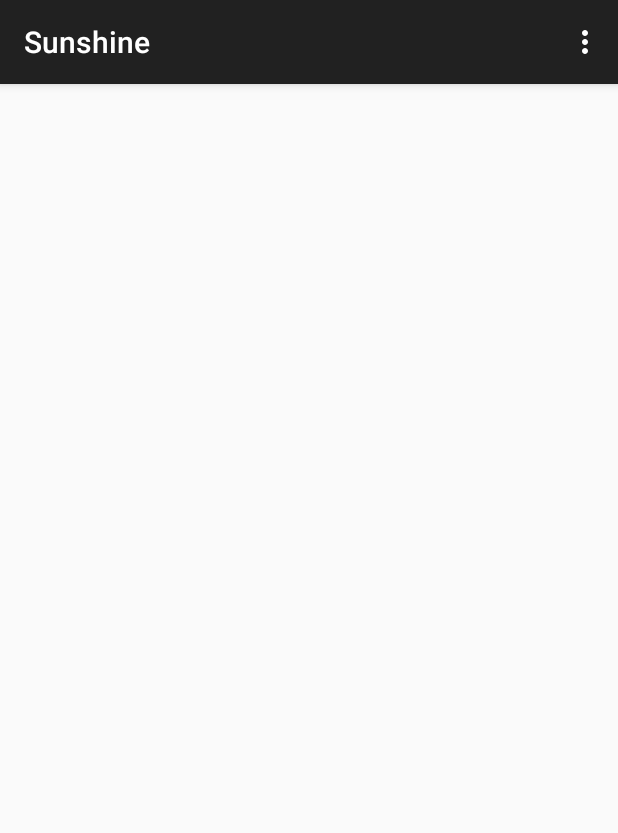
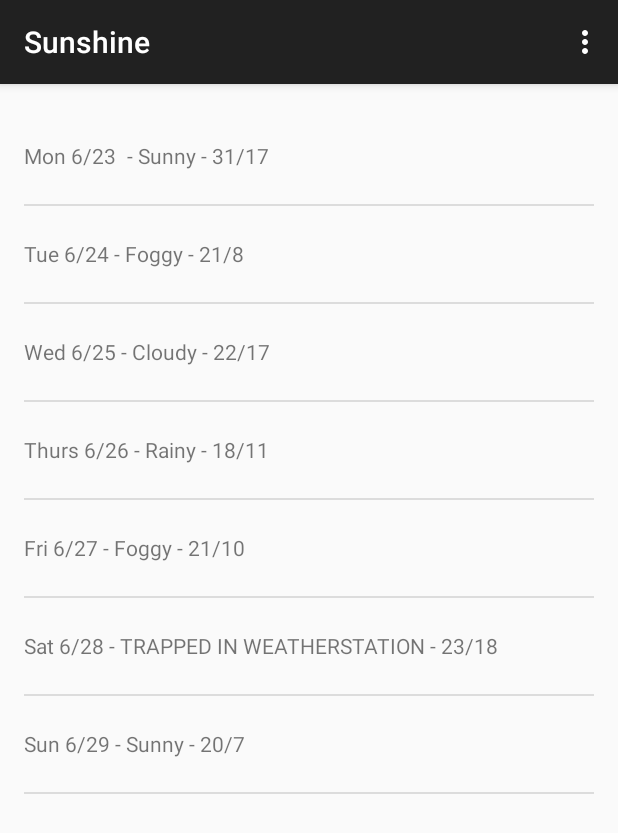
Before and after one commit to JawadN00r/Sunshine_android_app, an Android app: the screen it shows after launch (MainActivity), on a phone screen of 412 x 824 dp. Shown: the top 833 px of the screen. Run offline under Robolectric (Android 15) with nearby library versions, the phone set to English and light mode, and no system bars.

Commit message:
list item showed

```diff
--- a/app/src/main/java/com/example/jawad/sunshine/app/MainActivityFragment.java
+++ b/app/src/main/java/com/example/jawad/sunshine/app/MainActivityFragment.java
@@ -5,6 +5,14 @@ import android.os.Bundle;
 import android.view.LayoutInflater;
 import android.view.View;
 import android.view.ViewGroup;
+import android.widget.ArrayAdapter;
+import android.widget.ListAdapter;
+import android.widget.ListView;
+import android.widget.TextView;
+
+import java.util.ArrayList;
+import java.util.Arrays;
+import java.util.List;
 
 
 /**
@@ -18,6 +26,30 @@ public class MainActivityFragment extends Fragment {
     @Override
     public View onCreateView(LayoutInflater inflater, ViewGroup container,
                              Bundle savedInstanceState) {
-        return inflater.inflate(R.layout.fragment_main, container, false);
+        View rootView = inflater.inflate(R.layout.fragment_main, container, false);
+        String[] forcastArray = {
+                "Mon 6/23 - Sunny - 31/17",
+                "Tue 6/24 - Foggy - 21/8",
+                "Wed 6/25 - Cloudy - 22/17",
+                "Thurs 6/26 - Rainy - 18/11",
+                "Fri 6/27 - Foggy - 21/10",
+                "Sat 6/28 - TRAPPED IN WEATHERSTATION - 23/18",
+                "Sun 6/29 - Sunny - 20/7"
+        };
+        List<String> weekForecast = new ArrayList<String>(
+                Arrays.asList(forcastArray)
+        );
+
+        ArrayAdapter<String> mForcastAdapter =
+                new ArrayAdapter<String>(
+                        getActivity(),
+                        R.layout.list_item_forcast,
+                        R.id.list_item_forcast_textview,
+                        weekForecast
+                );
+        ListView listView = (ListView)rootView.findViewById(R.id.listview_forcast);
+        listView.setAdapter(mForcastAdapter);
+
+        return rootView;
     }
 }
--- a/app/src/main/res/layout/activity_main.xml
+++ b/app/src/main/res/layout/activity_main.xml
@@ -1,5 +1,7 @@
 <fragment xmlns:android="http://schemas.android.com/apk/res/android"
-    xmlns:tools="http://schemas.android.com/tools" android:id="@+id/fragment"
+    xmlns:tools="http://schemas.android.com/tools"
+    android:id="@+id/fragment"
     android:name="com.example.jawad.sunshine.app.MainActivityFragment"
-    tools:layout="@layout/fragment_main" android:layout_width="match_parent"
+    tools:layout="@layout/fragment_main"
+    android:layout_width="match_parent"
     android:layout_height="match_parent" />
--- a/app/src/main/res/layout/fragment_main.xml
+++ b/app/src/main/res/layout/fragment_main.xml
@@ -1,8 +1,16 @@
-<RelativeLayout xmlns:android="http://schemas.android.com/apk/res/android"
-    xmlns:tools="http://schemas.android.com/tools" android:layout_width="match_parent"
-    android:layout_height="match_parent" android:paddingLeft="@dimen/activity_horizontal_margin"
+<FrameLayout xmlns:android="http://schemas.android.com/apk/res/android"
+    xmlns:tools="http://schemas.android.com/tools"
+    android:layout_width="match_parent"
+    android:layout_height="match_parent"
+    android:paddingLeft="@dimen/activity_horizontal_margin"
     android:paddingRight="@dimen/activity_horizontal_margin"
     android:paddingTop="@dimen/activity_vertical_margin"
-    android:paddingBottom="@dimen/activity_vertical_margin" tools:context=".MainActivityFragment">
+    android:paddingBottom="@dimen/activity_vertical_margin"
+    tools:context=".MainActivityFragment">
 
-</RelativeLayout>
+    <ListView
+        android:layout_width="match_parent"
+        android:layout_height="match_parent"
+        android:id="@+id/listview_forcast"></ListView>
+
+</FrameLayout>
--- a/app/src/main/res/layout/list_item_forcast.xml
+++ b/app/src/main/res/layout/list_item_forcast.xml
@@ -1,14 +1,9 @@
 <?xml version="1.0" encoding="utf-8"?>
-<LinearLayout xmlns:android="http://schemas.android.com/apk/res/android"
-    android:orientation="vertical" android:layout_width="match_parent"
-    android:layout_height="match_parent">
+<TextView xmlns:android="http://schemas.android.com/apk/res/android"
+    android:layout_width="match_parent"
+    android:layout_height="wrap_content"
+    android:minHeight="?android:attr/listPreferredItemHeight"
+    android:gravity="center_vertical"
+    android:id="@+id/list_item_forcast_textview">
 
-    <TextView
-        android:layout_width="match_parent"
-        android:layout_height="wrap_content"
-        android:text="Today-Sunny- 83/66"
-        android:id="@+id/list_item_forcast_textview"
-        android:layout_gravity="center_vertical"
-        android:minHeight="?android:listPreferredItemHeight"
-        android:gravity="center_vertical" />
-</LinearLayout>
+</TextView>
```
